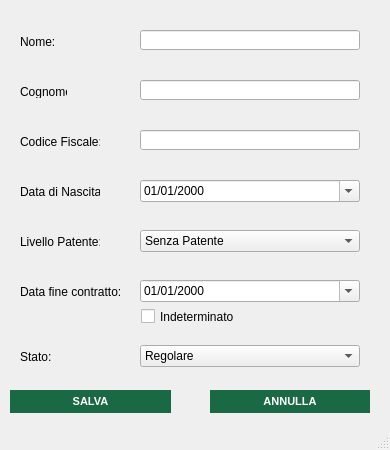
Qt form src/main/gui/modifica_operatore.ui (OT-Rax/AnconAmbiente) before a commit.
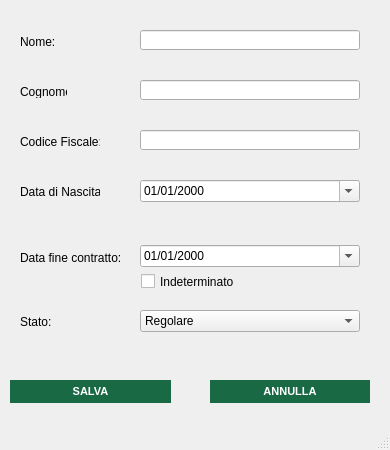
The same form after that commit. Icons and pictures are not drawn.

Patch:
```diff
--- a/src/main/gui/modifica_operatore.ui
+++ b/src/main/gui/modifica_operatore.ui
@@ -66,24 +66,11 @@
      <string>Cognome:</string>
     </property>
    </widget>
-   <widget class="QLabel" name="label_3">
-    <property name="geometry">
-     <rect>
-      <x>20</x>
-      <y>235</y>
-      <width>80</width>
-      <height>13</height>
-     </rect>
-    </property>
-    <property name="text">
-     <string>Livello Patente:</string>
-    </property>
-   </widget>
    <widget class="QPushButton" name="salva_button">
     <property name="geometry">
      <rect>
       <x>10</x>
-      <y>390</y>
+      <y>380</y>
       <width>161</width>
       <height>23</height>
      </rect>
@@ -109,51 +96,11 @@
      <string>SALVA</string>
     </property>
    </widget>
-   <widget class="QComboBox" name="patente_combo">
-    <property name="geometry">
-     <rect>
-      <x>140</x>
-      <y>230</y>
-      <width>220</width>
-      <height>22</height>
-     </rect>
-    </property>
-    <item>
-     <property name="text">
-      <string>Senza Patente</string>
-     </property>
-    </item>
-    <item>
-     <property name="text">
-      <string>A</string>
-     </property>
-    </item>
-    <item>
-     <property name="text">
-      <string>B</string>
-     </property>
-    </item>
-    <item>
-     <property name="text">
-      <string>C</string>
-     </property>
-    </item>
-    <item>
-     <property name="text">
-      <string>D</string>
-     </property>
-    </item>
-    <item>
-     <property name="text">
-      <string>E</string>
-     </property>
-    </item>
-   </widget>
    <widget class="QPushButton" name="annulla_button">
     <property name="geometry">
      <rect>
       <x>210</x>
-      <y>390</y>
+      <y>380</y>
       <width>160</width>
       <height>23</height>
      </rect>
@@ -183,9 +130,9 @@
     <property name="geometry">
      <rect>
       <x>20</x>
-      <y>285</y>
-      <width>100</width>
-      <height>13</height>
+      <y>250</y>
+      <width>121</width>
+      <height>16</height>
      </rect>
     </property>
     <property name="text">
@@ -212,7 +159,7 @@
     <property name="geometry">
      <rect>
       <x>140</x>
-      <y>280</y>
+      <y>245</y>
       <width>220</width>
       <height>22</height>
      </rect>
@@ -274,7 +221,7 @@
     <property name="geometry">
      <rect>
       <x>140</x>
-      <y>345</y>
+      <y>310</y>
       <width>220</width>
       <height>22</height>
      </rect>
@@ -299,7 +246,7 @@
     <property name="geometry">
      <rect>
       <x>20</x>
-      <y>350</y>
+      <y>315</y>
       <width>47</width>
       <height>13</height>
      </rect>
@@ -312,7 +259,7 @@
     <property name="geometry">
      <rect>
       <x>141</x>
-      <y>305</y>
+      <y>270</y>
       <width>221</width>
       <height>23</height>
      </rect>
@@ -845,9 +792,9 @@
     <property name="geometry">
      <rect>
       <x>140</x>
-      <y>260</y>
+      <y>220</y>
       <width>235</width>
-      <height>17</height>
+      <height>21</height>
      </rect>
     </property>
     <property name="palette">
```
